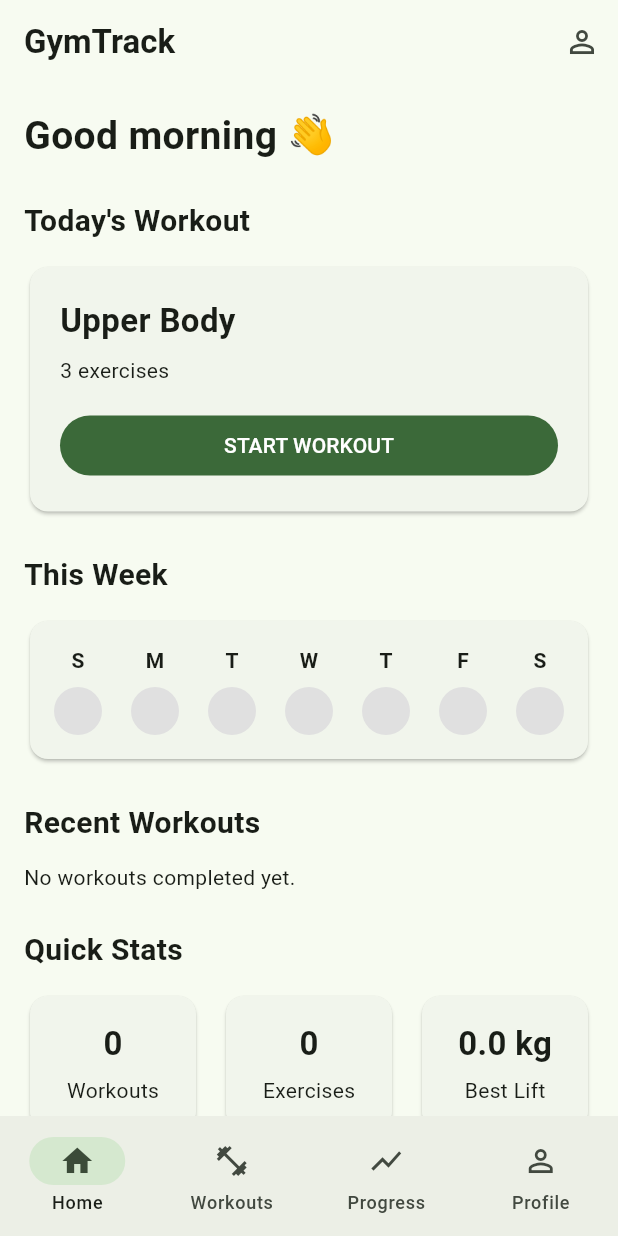
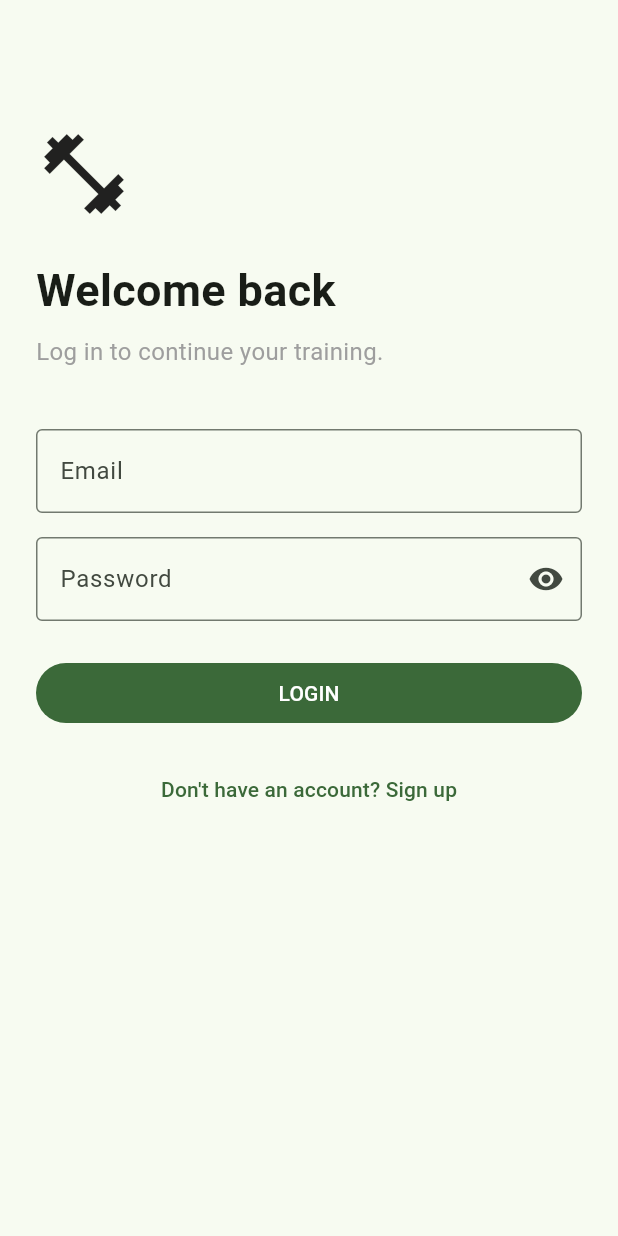
Before and after one commit to AbhisekRai24/gym_tracker, a Flutter app: the screen it shows after launch, on a phone screen of 412 x 824 dp. Run offline on Flutter 3.47's test engine with Material 3 defaults, Android fonts, the phone set to English and light mode, and no system bars; our stand-ins replace flutter_riverpod, hive_flutter; accounts and stored records are empty.

Commit message:
Creating login and signup

```diff
--- a/lib/app/app.dart
+++ b/lib/app/app.dart
@@ -1,6 +1,6 @@
 import 'package:flutter/material.dart';
+import 'package:gym_track/features/auth/view/auth_gate.dart';
 
-import '../features/home/views/dashboard_screen.dart';
 
 class GymTrackApp extends StatelessWidget {
   const GymTrackApp({super.key});
@@ -16,7 +16,7 @@ class GymTrackApp extends StatelessWidget {
         ),
         useMaterial3: true,
       ),
-      home: const DashboardScreen(),
+      home: const AuthGate(),
     );
   }
 }
--- a/lib/core/storage/hive_boxes.dart
+++ b/lib/core/storage/hive_boxes.dart
@@ -5,6 +5,7 @@ class HiveBoxes {
   static const String workoutSessions = 'workout_sessions';
   static const String exercises = 'exercises';
   static const String profile = 'profile';
+  static const String auth = 'auth';
 
   static Future<Box> openWorkoutsBox() async {
     return Hive.openBox(workouts);
@@ -21,4 +22,7 @@ class HiveBoxes {
   static Future<Box> openProfileBox() async {
     return Hive.openBox(profile);
   }
+  static Future<Box> openAuthBox() async {
+  return Hive.openBox(auth);
 }
+}
--- /dev/null
+++ b/lib/features/auth/model/user.dart
@@ -0,0 +1,11 @@
+class User {
+  final String username;
+  final String email;
+  final String passwordHash;
+
+  const User({
+    required this.username,
+    required this.email,
+    required this.passwordHash,
+  });
+}
--- /dev/null
+++ b/lib/features/auth/view/auth_gate.dart
@@ -0,0 +1,22 @@
+import 'package:flutter/material.dart';
+import 'package:flutter_riverpod/flutter_riverpod.dart';
+import 'package:gym_track/features/auth/viewmodel/auth_viewmodel.dart';
+
+import '../../../features/home/views/dashboard_screen.dart';
+
+import 'login_screen.dart';
+
+class AuthGate extends ConsumerWidget {
+  const AuthGate({super.key});
+
+  @override
+  Widget build(BuildContext context, WidgetRef ref) {
+    final isLoggedIn = ref.watch(authViewModelProvider);
+
+    if (isLoggedIn) {
+      return const DashboardScreen();
+    }
+
+    return const LoginScreen();
+  }
+}
--- /dev/null
+++ b/lib/features/auth/view/login_screen.dart
@@ -0,0 +1,190 @@
+import 'package:crypto/crypto.dart';
+import 'dart:convert';
+
+import 'package:flutter/material.dart';
+import 'package:flutter_riverpod/flutter_riverpod.dart';
+import 'package:gym_track/features/auth/viewmodel/auth_viewmodel.dart';
+
+import 'signup_screen.dart';
+
+class LoginScreen extends ConsumerStatefulWidget {
+  const LoginScreen({super.key});
+
+  @override
+  ConsumerState<LoginScreen> createState() => _LoginScreenState();
+}
+
+class _LoginScreenState extends ConsumerState<LoginScreen> {
+  final _formKey = GlobalKey<FormState>();
+
+  final _emailController = TextEditingController();
+  final _passwordController = TextEditingController();
+
+  bool _obscurePassword = true;
+
+  @override
+  void dispose() {
+    _emailController.dispose();
+    _passwordController.dispose();
+    super.dispose();
+  }
+
+  String _hashPassword(String password) {
+    return sha256.convert(utf8.encode(password)).toString();
+  }
+
+  void _login() {
+    if (!_formKey.currentState!.validate()) {
+      return;
+    }
+
+    final email = _emailController.text.trim().toLowerCase();
+    final password = _hashPassword(_passwordController.text);
+
+    final success = ref
+        .read(authViewModelProvider.notifier)
+        .login(email, password);
+
+    if (!success) {
+      ScaffoldMessenger.of(context).showSnackBar(
+        const SnackBar(
+          content: Text('Incorrect email or password'),
+        ),
+      );
+
+      return;
+    }
+
+    Navigator.pop(context);
+  }
+
+  Future<void> _openSignup() async {
+    await Navigator.push(
+      context,
+      MaterialPageRoute(
+        builder: (context) => const SignupScreen(),
+      ),
+    );
+  }
+
+  @override
+  Widget build(BuildContext context) {
+    return Scaffold(
+      body: SafeArea(
+        child: SingleChildScrollView(
+          padding: const EdgeInsets.all(24),
+          child: Form(
+            key: _formKey,
+            child: Column(
+              crossAxisAlignment: CrossAxisAlignment.start,
+              children: [
+                const SizedBox(height: 60),
+
+                const Icon(
+                  Icons.fitness_center,
+                  size: 64,
+                ),
+
+                const SizedBox(height: 24),
+
+                const Text(
+                  'Welcome back',
+                  style: TextStyle(
+                    fontSize: 30,
+                    fontWeight: FontWeight.bold,
+                  ),
+                ),
+
+                const SizedBox(height: 8),
+
+                const Text(
+                  'Log in to continue your training.',
+                  style: TextStyle(
+                    color: Colors.grey,
+                    fontSize: 16,
+                  ),
+                ),
+
+                const SizedBox(height: 40),
+
+                TextFormField(
+                  controller: _emailController,
+                  keyboardType: TextInputType.emailAddress,
+                  decoration: const InputDecoration(
+                    labelText: 'Email',
+                    border: OutlineInputBorder(),
+                  ),
+                  validator: (value) {
+                    if (value == null || value.trim().isEmpty) {
+                      return 'Please enter your email';
+                    }
+
+                    final emailRegex =
+                        RegExp(r'^[^@\s]+@[^@\s]+\.[^@\s]+$');
+
+                    if (!emailRegex.hasMatch(value.trim())) {
+                      return 'Please enter a valid email';
+                    }
+
+                    return null;
+                  },
+                ),
+
+                const SizedBox(height: 16),
+
+                TextFormField(
+                  controller: _passwordController,
+                  obscureText: _obscurePassword,
+                  decoration: InputDecoration(
+                    labelText: 'Password',
+                    border: const OutlineInputBorder(),
+                    suffixIcon: IconButton(
+                      onPressed: () {
+                        setState(() {
+                          _obscurePassword = !_obscurePassword;
+                        });
+                      },
+                      icon: Icon(
+                        _obscurePassword
+                            ? Icons.visibility
+                            : Icons.visibility_off,
+                      ),
+                    ),
+                  ),
+                  validator: (value) {
+                    if (value == null || value.isEmpty) {
+                      return 'Please enter your password';
+                    }
+
+                    return null;
+                  },
+                ),
+
+                const SizedBox(height: 24),
+
+                SizedBox(
+                  width: double.infinity,
+                  child: FilledButton(
+                    onPressed: _login,
+                    child: const Text('LOGIN'),
+                  ),
+                ),
+
+                const SizedBox(height: 16),
+
+                Center(
+                  child: TextButton(
+                    onPressed: _openSignup,
+                    child: const Text(
+                      "Don't have an account? Sign up",
+                    ),
+                  ),
+                ),
+              ],
+            ),
+          ),
+        ),
+      ),
+    );
+  }
+}
--- a/lib/main.dart
+++ b/lib/main.dart
@@ -12,6 +12,7 @@ Future<void> main() async {
   await HiveBoxes.openWorkoutSessionsBox();
   await HiveBoxes.openExercisesBox();
   await HiveBoxes.openProfileBox();
+  await HiveBoxes.openAuthBox();
 
   runApp(const ProviderScope(child: GymTrackApp()));
 }
--- a/pubspec.yaml
+++ b/pubspec.yaml
@@ -38,6 +38,7 @@ dependencies:
   hive: ^2.2.3
   hive_flutter: ^1.1.0
   http: ^1.6.0
+  crypto: ^3.0.7
 
 dev_dependencies:
   flutter_test:
```
Also changed, not shown: lib/features/auth/repositories/auth_repository.dart (added, +55 -0 lines), lib/features/auth/view/signup_screen.dart (added, +173 -0 lines), lib/features/auth/viewmodel/auth_viewmodel.dart (added, +67 -0 lines), pubspec.lock.
